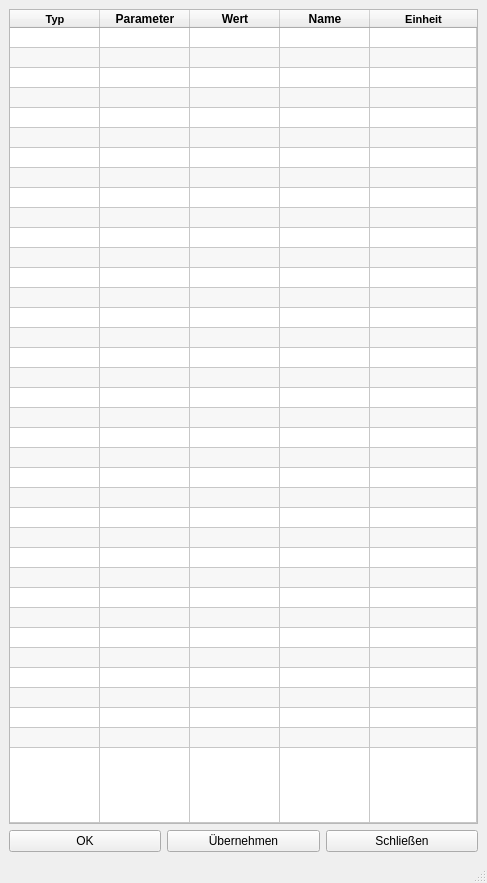
First picture: the form in src/para-dia.ui, repository lhalb/cncBuilder, before the edit.
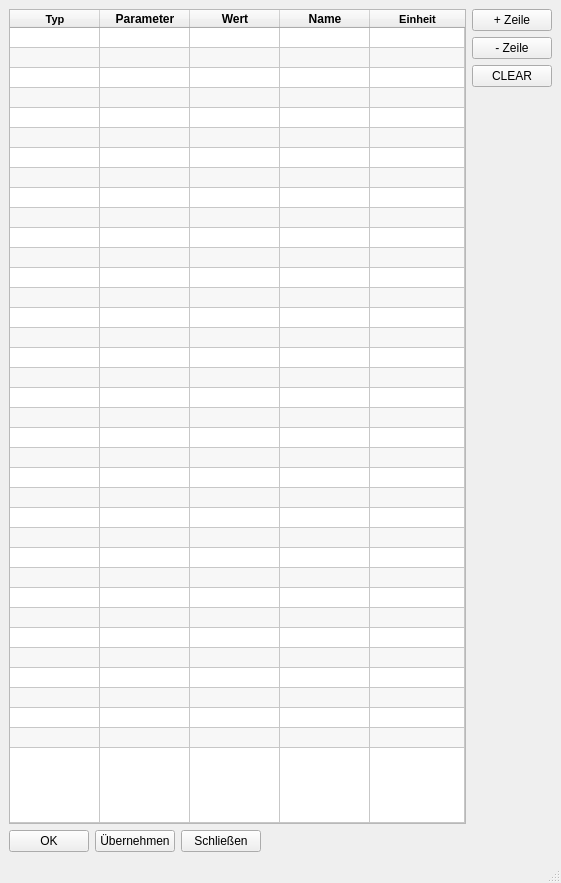
Second picture: the form after the edit.

Patch:
```diff
--- a/src/para-dia.ui
+++ b/src/para-dia.ui
@@ -6,7 +6,7 @@
    <rect>
     <x>0</x>
     <y>0</y>
-    <width>487</width>
+    <width>561</width>
     <height>883</height>
    </rect>
   </property>
@@ -205,6 +205,47 @@
         </item>
        </widget>
       </item>
+      <item>
+       <layout class="QVBoxLayout" name="verticalLayout_2">
+        <property name="leftMargin">
+         <number>0</number>
+        </property>
+        <item>
+         <widget class="QPushButton" name="pb_add_row">
+          <property name="text">
+           <string>+ Zeile</string>
+          </property>
+         </widget>
+        </item>
+        <item>
+         <widget class="QPushButton" name="pb_del_row">
+          <property name="text">
+           <string>- Zeile</string>
+          </property>
+         </widget>
+        </item>
+        <item>
+         <widget class="QPushButton" name="but_clear">
+          <property name="text">
+           <string>CLEAR</string>
+          </property>
+         </widget>
+        </item>
+        <item>
+         <spacer name="verticalSpacer">
+          <property name="orientation">
+           <enum>Qt::Vertical</enum>
+          </property>
+          <property name="sizeHint" stdset="0">
+           <size>
+            <width>20</width>
+            <height>40</height>
+           </size>
+          </property>
+         </spacer>
+        </item>
+       </layout>
+      </item>
      </layout>
     </item>
     <item>
@@ -230,6 +271,19 @@
         </property>
        </widget>
       </item>
+      <item>
+       <spacer name="horizontalSpacer">
+        <property name="orientation">
+         <enum>Qt::Horizontal</enum>
+        </property>
+        <property name="sizeHint" stdset="0">
+         <size>
+          <width>40</width>
+          <height>20</height>
+         </size>
+        </property>
+       </spacer>
+      </item>
      </layout>
     </item>
    </layout>
```
Left out of the diff: 2 changed lines with no effect on the pictures.
